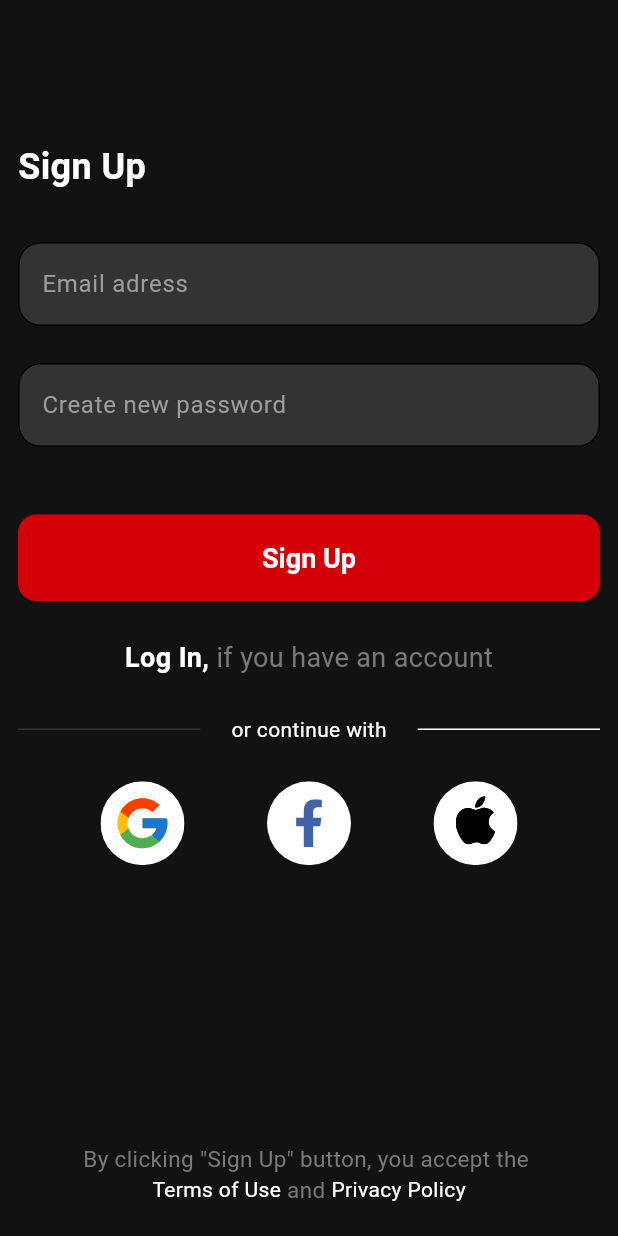
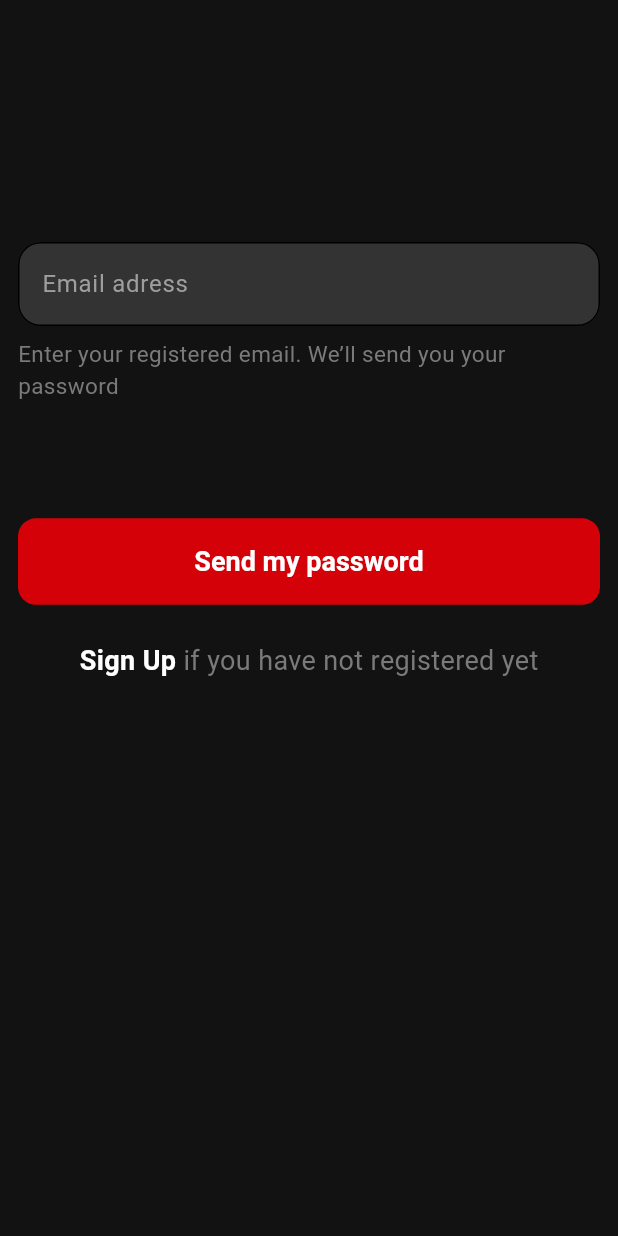
Before and after one commit to ilyosyusuf/exam, a Flutter app: the screen it shows after launch, after a tap on "Log In,", after a tap on "Forgot Password?", on a phone screen of 412 x 824 dp. Run offline on Flutter 3.47's test engine with Material 2 defaults, Android fonts, the phone set to English and light mode, and no system bars; our stand-ins replace animate_do, flutter_bloc, flutter_svg.

Commit message:
Forgot Password View was added

```diff
--- a/lib/screens/authentication/view/mainauthview/main_auth_view.dart
+++ b/lib/screens/authentication/view/mainauthview/main_auth_view.dart
@@ -1,6 +1,7 @@
 import 'package:examapp/core/constants/colors/color_const.dart';
 import 'package:examapp/screens/authentication/cubit/auth_cubit.dart';
 import 'package:examapp/screens/authentication/state/auth_state.dart';
+import 'package:examapp/screens/authentication/view/pages/forgot_password_view.dart';
 import 'package:examapp/screens/authentication/view/pages/signin_view.dart';
 import 'package:examapp/screens/authentication/view/pages/signup_view.dart';
 import 'package:flutter/material.dart';
@@ -28,7 +29,7 @@ class MainAuthView extends StatelessWidget {
           } else if(state is SignInState){
             return SignInView();
           } else if(state is ForgotPasswordState){
-            return Center(child: Text("Forgot Password"));
+            return ForgotPasswordView();
           }
            else {
             return Container();
--- /dev/null
+++ b/lib/screens/authentication/view/pages/forgot_password_view.dart
@@ -0,0 +1,96 @@
+import 'package:animate_do/animate_do.dart';
+import 'package:examapp/core/constants/colors/color_const.dart';
+import 'package:examapp/core/constants/font/font_style.dart';
+import 'package:examapp/core/constants/pmconst/pm_const.dart';
+import 'package:examapp/core/extensions/context_extension.dart';
+import 'package:examapp/screens/authentication/cubit/auth_cubit.dart';
+import 'package:examapp/screens/authentication/state/auth_state.dart';
+import 'package:examapp/screens/authentication/view/widgets/auth_widget.dart';
+import 'package:examapp/widgets/textform/buttons/elevated_button.dart';
+import 'package:examapp/widgets/textform/text_form_widget.dart';
+import 'package:flutter/material.dart';
+import 'package:flutter_bloc/flutter_bloc.dart';
+
+class ForgotPasswordView extends StatelessWidget {
+  const ForgotPasswordView({Key? key}) : super(key: key);
+
+  @override
+  Widget build(BuildContext context) {
+    return signupScaffold(context);
+  }
+
+  Scaffold signupScaffold(BuildContext context) {
+    var data = context.watch<AuthCubit>();
+    var dataFunctions = context.read<AuthCubit>();
+    return Scaffold(
+      resizeToAvoidBottomInset: false,
+      backgroundColor: ColorConst.kPrimaryColor,
+      body: SafeArea(
+        bottom: false,
+        child: FadeInLeft(
+          child: Padding(
+            padding: PMconst.small,
+            child: Column(
+      crossAxisAlignment: CrossAxisAlignment.start,
+      children: [
+        SizedBox(height: context.h * 0.1),
+        Text("", style: FStyles.headline2s),
+        SizedBox(height: context.h * 0.04),
+        Form(
+          child: Column(
+            crossAxisAlignment: CrossAxisAlignment.start,
+            children: [
+              MyTextField.textField(
+                  text: "Email adress", controller: data.emailController),
+
+            ],
+          ),
+        ),
+        SizedBox(height: context.h * 0.01),
+        SizedBox(
+          child: Text("Enter your registered email. We’ll send you your password", style: FStyles.headline5text,),
+        ),
+                      SizedBox(height: context.h * 0.04),
+        Padding(
+          padding: PMconst.extraSmall,
+          child: SizedBox(
+              height: context.h * 0.04,
+              width: context.h,
+              ),
+        ),
+        ElevatedButtonWidget(
+            height: context.h * 0.07,
+            width: context.w,
+            child: Text("Send my password", style: FStyles.headline3s),
+            onPressed: (){
+
+            }),
+        SizedBox(height: context.h * 0.03),
+        Row(
+          mainAxisAlignment: MainAxisAlignment.center,
+          children: [
+            InkWell(
+              onTap: (){
+                dataFunctions.changeState(SignUpState());
+              },
+              child: Text(
+                "Sign Up",
+                style: FStyles.headline4sbold,
+              ),
+            ),
+            Text(
+              " if you have not registered yet",
+              style: FStyles.headline4text,
+            )
+          ],
+        ),
+
+        const Spacer(),
+      ],
+    )
+          ),
+        ),
+      ),
+    );
+  }
+}
--- a/lib/screens/authentication/view/pages/signin_view.dart
+++ b/lib/screens/authentication/view/pages/signin_view.dart
@@ -35,6 +35,9 @@ class SignInView extends StatelessWidget {
               haveAccount: " if you have not registered yet",
               forgotPassword: Text("Forgot Password?",
                   style: FStyles.headline5text, textAlign: TextAlign.end),
+              changeStatePassword: () {
+                dataFunctions.changeState(ForgotPasswordState());
+              },
               elevatedButtonOnPressed: () {},
               changeState: () {
                 dataFunctions.changeState(SignUpState());
--- a/lib/screens/authentication/view/widgets/auth_widget.dart
+++ b/lib/screens/authentication/view/widgets/auth_widget.dart
@@ -1,3 +1,4 @@
+import 'package:examapp/core/components/check_validator.dart';
 import 'package:examapp/core/constants/colors/color_const.dart';
 import 'package:examapp/core/constants/font/font_style.dart';
 import 'package:examapp/core/constants/pmconst/pm_const.dart';
@@ -16,6 +17,7 @@ class AuthWidget extends StatelessWidget {
   final Widget? forgotPassword;
   final VoidCallback elevatedButtonOnPressed;
   final VoidCallback changeState;
+  final VoidCallback? changeStatePassword;
   const AuthWidget({
     Key? key,
     required this.data,
@@ -25,6 +27,7 @@ class AuthWidget extends StatelessWidget {
     required this.haveAccount,
     required this.elevatedButtonOnPressed,
     required this.changeState,
+    this.changeStatePassword,
     this.forgotPassword,
   }) : super(key: key);
 
@@ -54,7 +57,7 @@ class AuthWidget extends StatelessWidget {
               height: context.h * 0.04,
               width: context.h,
               child: InkWell(
-                onTap: changeState,
+                onTap: changeStatePassword,
                 child: forgotPassword,
               )),
         ),
```
